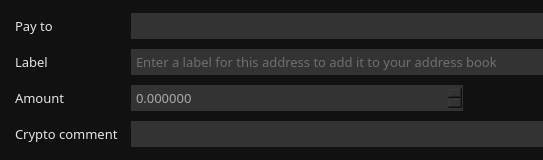
The window that src/gui/ui/transferframe.ui (Pennykoin/PKGui) describes before a commit, drawn with Qt 5; both pictures show x 0 to 543 and y 0 to 160 of the 885 by 160 pixel window.
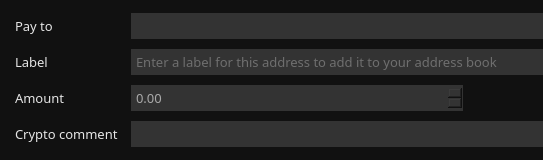
The same window after the commit. Icons and pictures are not drawn.

```diff
--- a/src/gui/ui/transferframe.ui
+++ b/src/gui/ui/transferframe.ui
@@ -124,7 +124,7 @@
       <string notr="true"/>
      </property>
      <property name="decimals">
-      <number>6</number>
+      <number>2</number>
      </property>
      <property name="maximum">
       <double>199999999.999998986721039</double>
```
